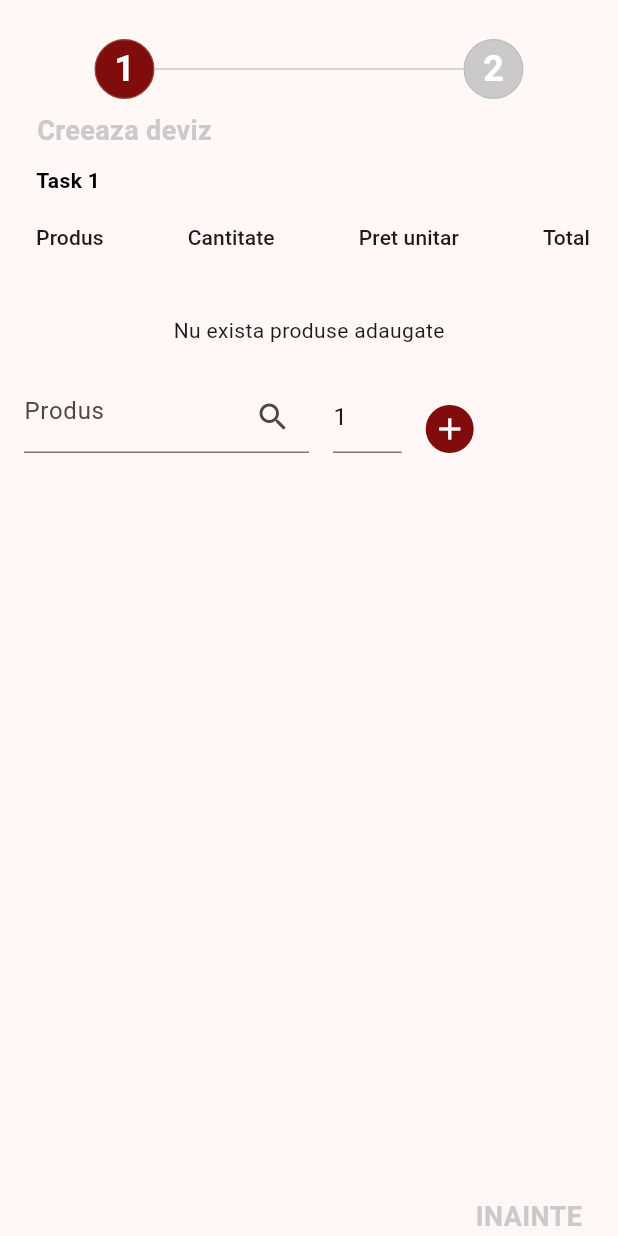
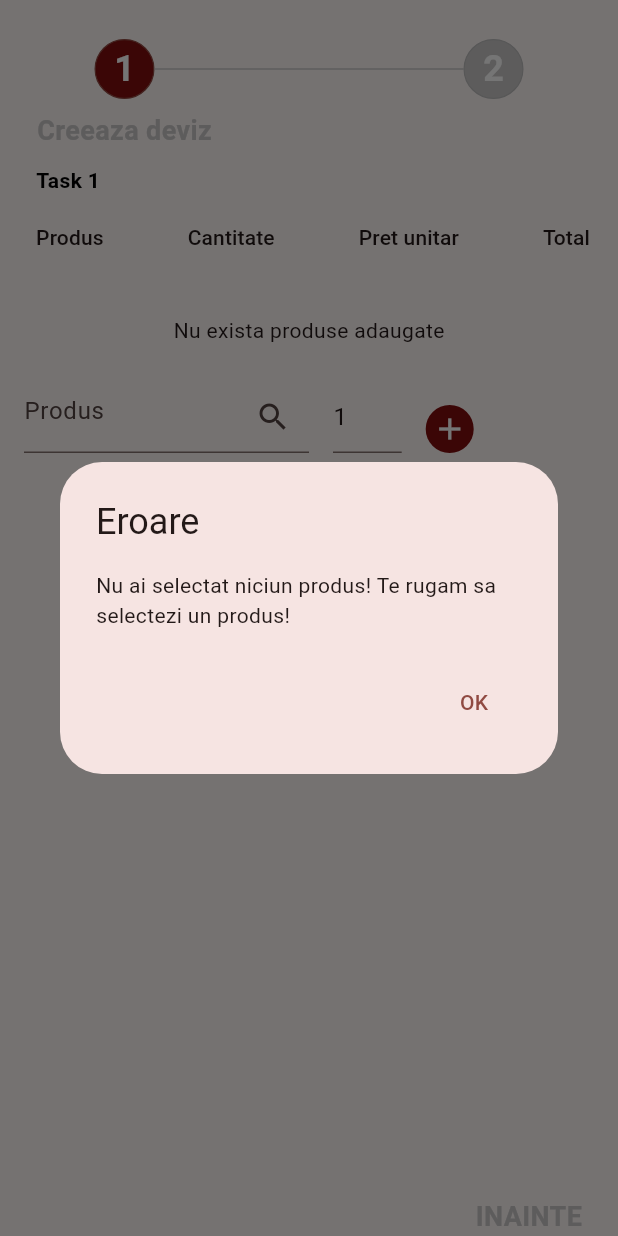
Before and after one commit to dorobantu14/repair_shop, a Flutter app: the screen it shows after launch, after a tap on the "add" icon, on a phone screen of 412 x 824 dp. Run offline on Flutter 3.47's test engine with Material 3 defaults, Android fonts, the phone set to English and light mode, and no system bars; drawn by our look-alikes of easy_stepper; our stand-ins replace bloc, flutter_bloc, freezed_annotation.

Commit message:
Added extensions, error handling, loader

```diff
--- a/lib/core/core.dart
+++ b/lib/core/core.dart
@@ -1,3 +1,4 @@
 export 'colors.dart';
+export 'date_time_ext.dart';
 export 'strings.dart';
 export 'text_styles.dart';
--- /dev/null
+++ b/lib/core/date_time_ext.dart
@@ -0,0 +1,5 @@
+import 'package:intl/intl.dart';
+
+extension DateTimeExt on DateTime {
+  String get formattedMonth => DateFormat('MMMM').format(this);
+}
--- a/lib/core/strings.dart
+++ b/lib/core/strings.dart
@@ -26,7 +26,9 @@ abstract class Strings {
   static const String noBookedSlotText =
       'Pentru a continua, selecteaza un slot!';
   static const String okText = 'OK';
-  static const String noProductsSelectedText = 'Nu ai selectat niciun produs! '
-      'Pentru a continua, selecteaza cel putin un produs!';
+  static const String noProductsAddedText = 'Nu ai adaugat niciun produs! '
+      'Pentru a continua, adauga cel putin un produs!';
+  static const String noProductSelectedText = 'Nu ai selectat niciun produs! '
+      'Te rugam sa selectezi un produs!';
   static const minutesText = 'minute';
 }
--- a/lib/features/main_screen/presentation/main_screen.dart
+++ b/lib/features/main_screen/presentation/main_screen.dart
@@ -127,7 +127,7 @@ class _MainScreenState extends State<MainScreen> {
       context: context,
       builder: (_) => AlertDialog(
         title: const Text(Strings.errorText),
-        content: const Text(Strings.noProductsSelectedText),
+        content: const Text(Strings.noProductsAddedText),
         actions: [
           TextButton(
             onPressed: () {
--- a/lib/features/main_screen/presentation/products_screen.dart
+++ b/lib/features/main_screen/presentation/products_screen.dart
@@ -82,11 +82,19 @@ class _ProductsScreenState extends State<ProductsScreen> {
   }
 
   void onAddProduct(ShopState state, BuildContext context) {
+    if (selectedProduct == null) {
+      showDialog<void>(
+        context: context,
+        builder: (_) => const _NoProductSelectedError(),
+      );
+      return;
+    }
     _quantityController.text = '1';
     _quantityFocusNode.unfocus();
     final product = state.products.firstWhere(
       (element) => element.name == selectedProduct,
     );
+
     context.read<ShopBloc>().add(
           ShopEvent.addProduct(
             product: AddedProductModel(
@@ -101,6 +109,7 @@ class _ProductsScreenState extends State<ProductsScreen> {
       () {
         quantity = 1;
         shouldClearOnSubmit = true;
+        selectedProduct = null;
       },
     );
   }
@@ -150,3 +159,26 @@ class _NoProductsText extends StatelessWidget {
     );
   }
 }
+
+class _NoProductSelectedError extends StatelessWidget {
+  const _NoProductSelectedError();
+
+  @override
+  Widget build(BuildContext context) {
+    return Padding(
+      padding: const EdgeInsets.symmetric(vertical: 24),
+      child: AlertDialog(
+        title: const Text(Strings.errorText),
+        content: const Text(Strings.noProductSelectedText),
+        actions: [
+          TextButton(
+            onPressed: () {
+              Navigator.of(context).pop();
+            },
+            child: const Text(Strings.okText),
+          ),
+        ],
+      ),
+    );
+  }
+}
--- a/lib/features/repair_screen/presentation/bloc/repair_service_event.dart
+++ b/lib/features/repair_screen/presentation/bloc/repair_service_event.dart
@@ -2,8 +2,9 @@ part of 'repair_service_bloc.dart';
 
 @freezed
 class RepairServiceEvent with _$RepairServiceEvent {
-  const factory RepairServiceEvent.getRepairServices() =
-      _GetRepairServicesEvent;
+  const factory RepairServiceEvent.getRepairServices({
+    @Default(false) bool isInitial,
+  }) = _GetRepairServicesEvent;
 
   const factory RepairServiceEvent.sortRepairServices({
     required SortingOption sortingOption,
--- a/lib/features/repair_screen/presentation/bloc/repair_service_state.dart
+++ b/lib/features/repair_screen/presentation/bloc/repair_service_state.dart
@@ -11,6 +11,7 @@ class RepairServiceState with _$RepairServiceState {
 
 enum RepairServiceStatus {
   initial,
+  initialLoading,
   loading,
   success,
   failure,
```
Also changed, not shown: lib/common/widgets/calendar.dart (+24 -15 lines), lib/features/repair_screen/presentation/bloc/repair_service_bloc.dart (+7 -1 lines), lib/features/repair_screen/presentation/repair_service_screen.dart (+29 -32 lines), lib/features/repair_screen/presentation/widgets/repair_services_field.dart (+8 -17 lines), lib/features/repair_screen/presentation/widgets/services_grid_view.dart (+15 -2 lines), lib/features/repair_screen/presentation/bloc/repair_service_bloc.freezed.dart.
